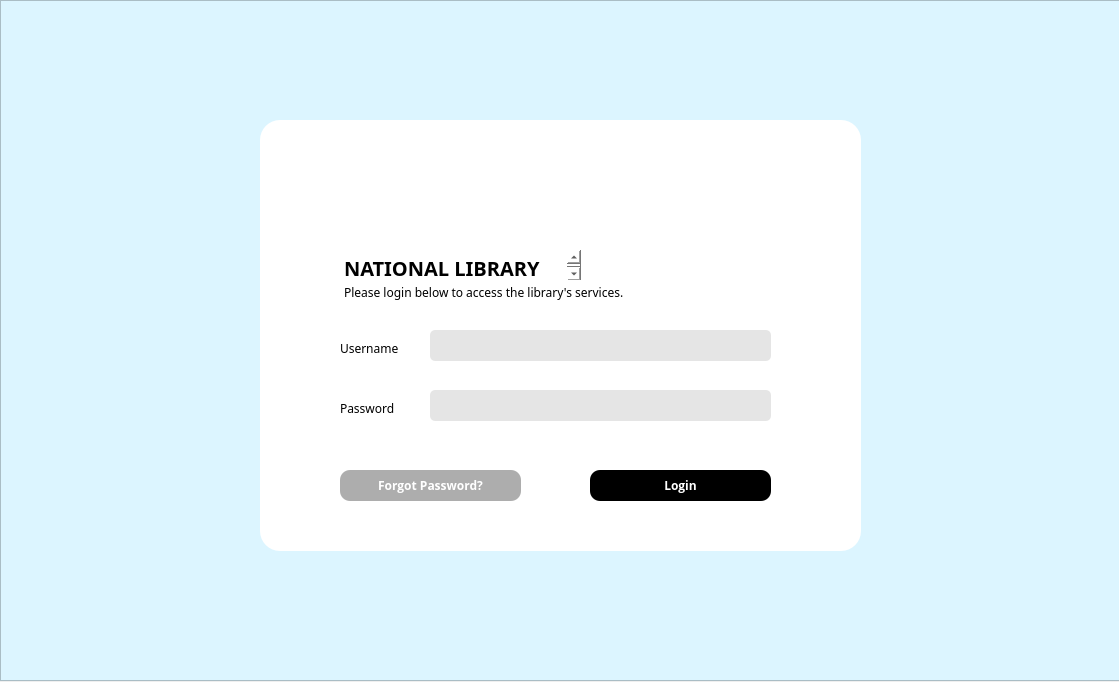
The window that LIS/memberlogin.ui (TenacioussD/library_information_system) describes before a commit, drawn with Qt 5.
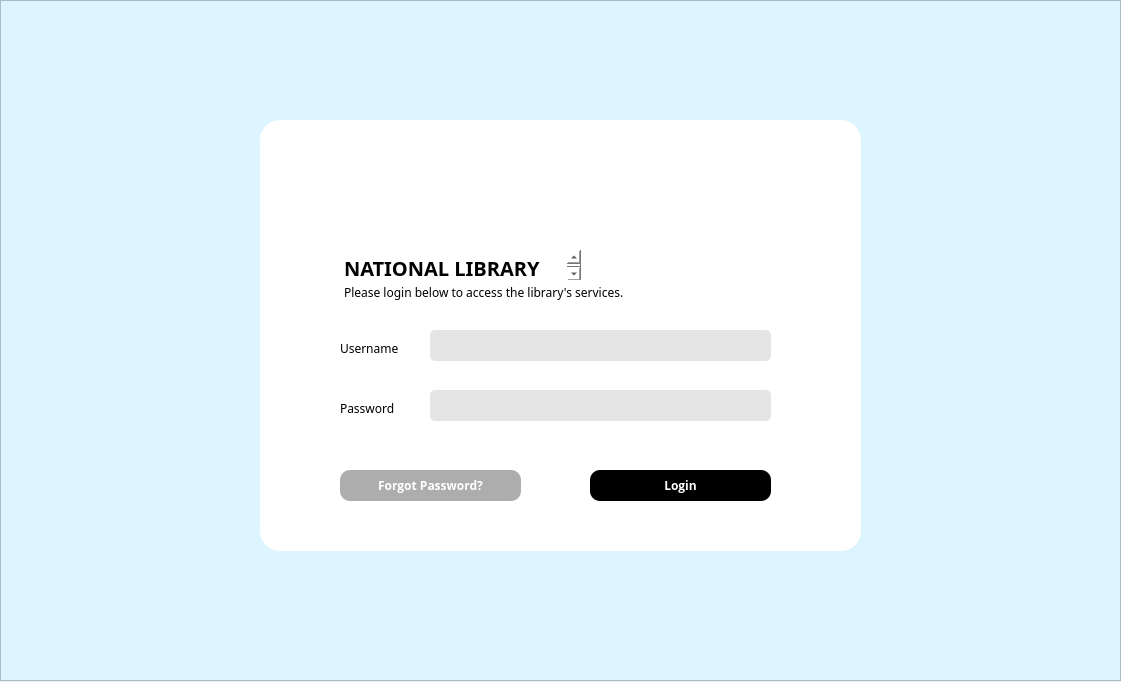
The same window after the commit. Icons and pictures are not drawn.

```diff
--- a/LIS/memberlogin.ui
+++ b/LIS/memberlogin.ui
@@ -6,7 +6,7 @@
    <rect>
     <x>0</x>
     <y>0</y>
-    <width>1119</width>
+    <width>1121</width>
     <height>682</height>
    </rect>
   </property>
```
Left out of the diff: 4 changed lines with no effect on the pictures.
